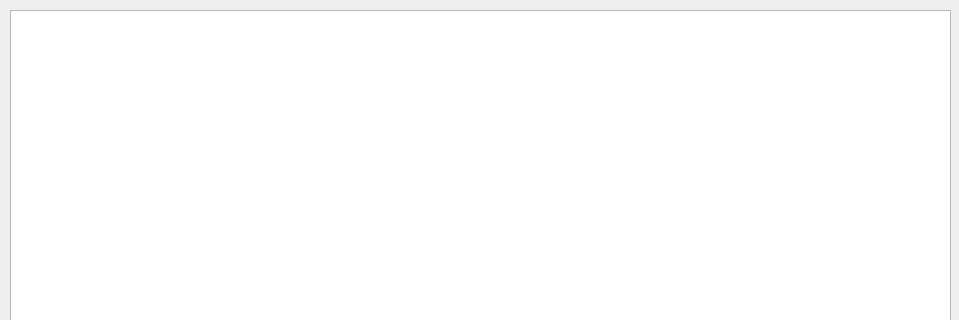
Before: the Qt Designer form main.ui in Runv1/Espresso, drawn with Qt 5; both pictures show x 0 to 959 and y 0 to 320 of the 959 by 745 pixel window.
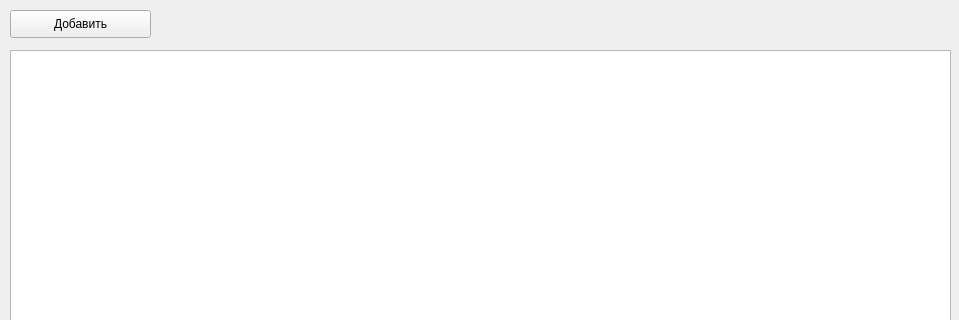
After: the same form once the commit is applied.

Commit message: Сделана задача 'Капучино'

Diff of the .ui file:
```diff
--- a/main.ui
+++ b/main.ui
@@ -18,12 +18,25 @@
     <property name="geometry">
      <rect>
       <x>10</x>
-      <y>10</y>
+      <y>50</y>
       <width>941</width>
-      <height>681</height>
+      <height>641</height>
      </rect>
     </property>
    </widget>
+   <widget class="QPushButton" name="pushButton">
+    <property name="geometry">
+     <rect>
+      <x>10</x>
+      <y>10</y>
+      <width>141</width>
+      <height>28</height>
+     </rect>
+    </property>
+    <property name="text">
+     <string>Добавить</string>
+    </property>
+   </widget>
   </widget>
   <widget class="QMenuBar" name="menubar">
    <property name="geometry">
```
The commit also changes 2 other files.
